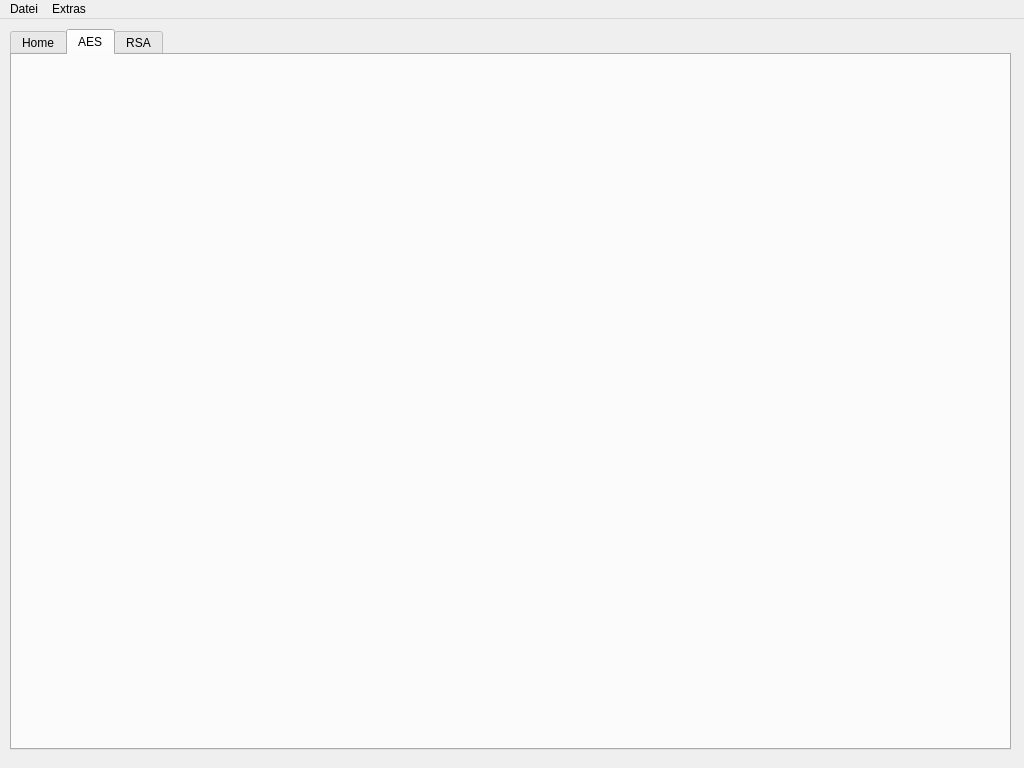
Qt form mainwindow.ui (PU-Crypto/GUI) before a commit.
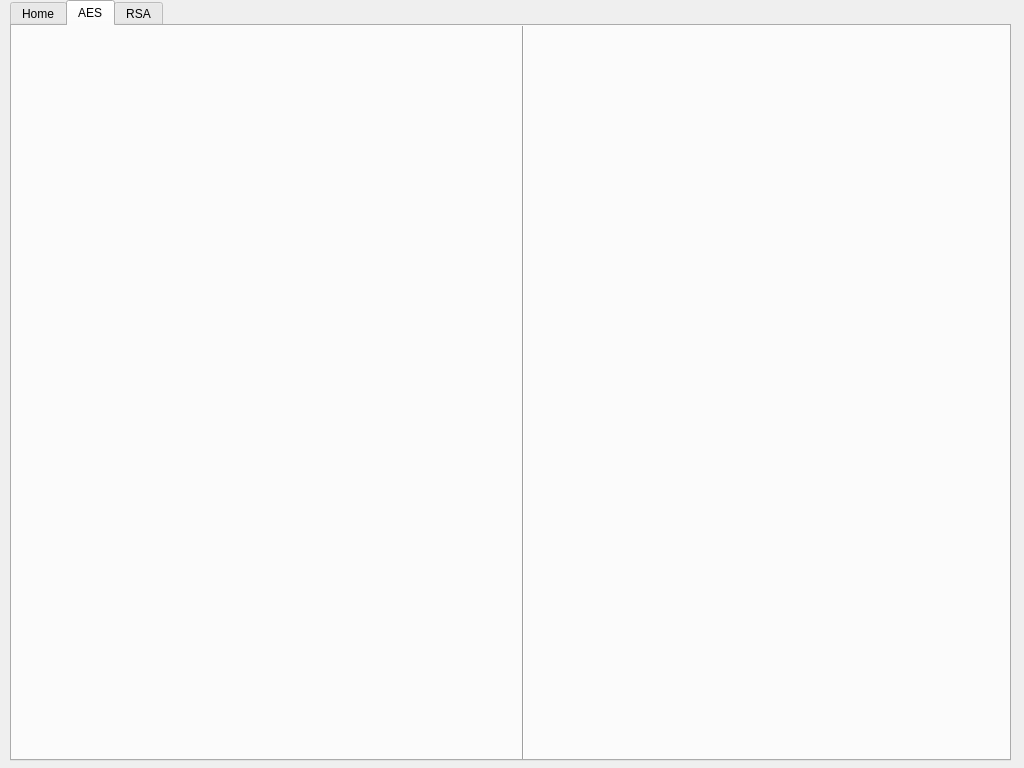
The same form after that commit. The open tabs and pages were chosen to show the change.

Commit message:
Menu Bar entfernt
Das gesamte GUI wird in Form von Tabs abgehalten - optischer Aspekt.
Tabs + MenuBar = unschick.

What changed in the file:
```diff
--- a/mainwindow.ui
+++ b/mainwindow.ui
@@ -18,9 +18,9 @@
     <property name="geometry">
      <rect>
       <x>10</x>
-      <y>10</y>
+      <y>0</y>
       <width>1001</width>
-      <height>721</height>
+      <height>761</height>
      </rect>
     </property>
     <property name="currentIndex">
@@ -35,6 +35,19 @@
      <attribute name="title">
       <string>AES</string>
      </attribute>
+     <widget class="Line" name="line">
+      <property name="geometry">
+       <rect>
+        <x>501</x>
+        <y>-10</y>
+        <width>20</width>
+        <height>751</height>
+       </rect>
+      </property>
+      <property name="orientation">
+       <enum>Qt::Vertical</enum>
+      </property>
+     </widget>
     </widget>
     <widget class="QWidget" name="rsa">
      <attribute name="title">
@@ -43,30 +56,6 @@
     </widget>
    </widget>
   </widget>
-  <widget class="QMenuBar" name="menuBar">
-   <property name="geometry">
-    <rect>
-     <x>0</x>
-     <y>0</y>
-     <width>1024</width>
-     <height>25</height>
-    </rect>
-   </property>
-   <widget class="QMenu" name="datei">
-    <property name="title">
-     <string>Datei</string>
-    </property>
-    <addaction name="testEntry"/>
-   </widget>
-   <widget class="QMenu" name="menuExtras">
-    <property name="title">
-     <string>Extras</string>
-    </property>
-    <addaction name="testEntry_2"/>
-   </widget>
-   <addaction name="datei"/>
-   <addaction name="menuExtras"/>
-  </widget>
   <action name="testEntry">
    <property name="text">
     <string>Punkte folgen ggf</string>
```
Left out of the diff: 2 changed lines with no effect on the pictures. The commit also changes 1 other file.
